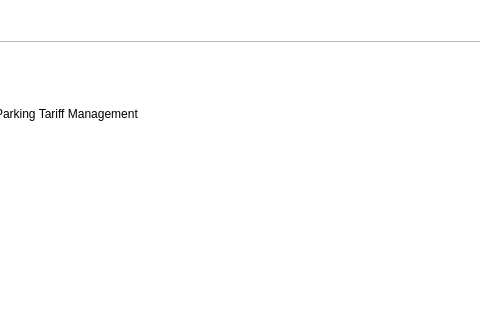
This is assets/ui/MainScreen.ui in WahdanHasan/innopark as Qt 5 draws it before an edit; both pictures show x 353 to 833 and y 0 to 320 of the 1280 by 720 pixel window. The edited form follows.
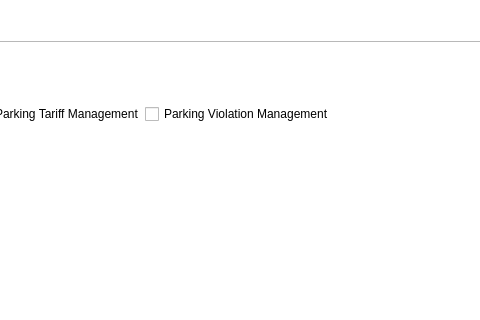
This is the edited form. The open tabs and pages were chosen to show the change. Icons and pictures are not drawn.

```diff
--- a/assets/ui/MainScreen.ui
+++ b/assets/ui/MainScreen.ui
@@ -483,6 +483,13 @@
                   </property>
                  </widget>
                 </item>
+                <item>
+                 <widget class="QCheckBox" name="checkBox">
+                  <property name="text">
+                   <string>Parking Violation Management</string>
+                  </property>
+                 </widget>
+                </item>
                 <item>
                  <spacer name="horizontalSpacer_2">
                   <property name="orientation">
```
